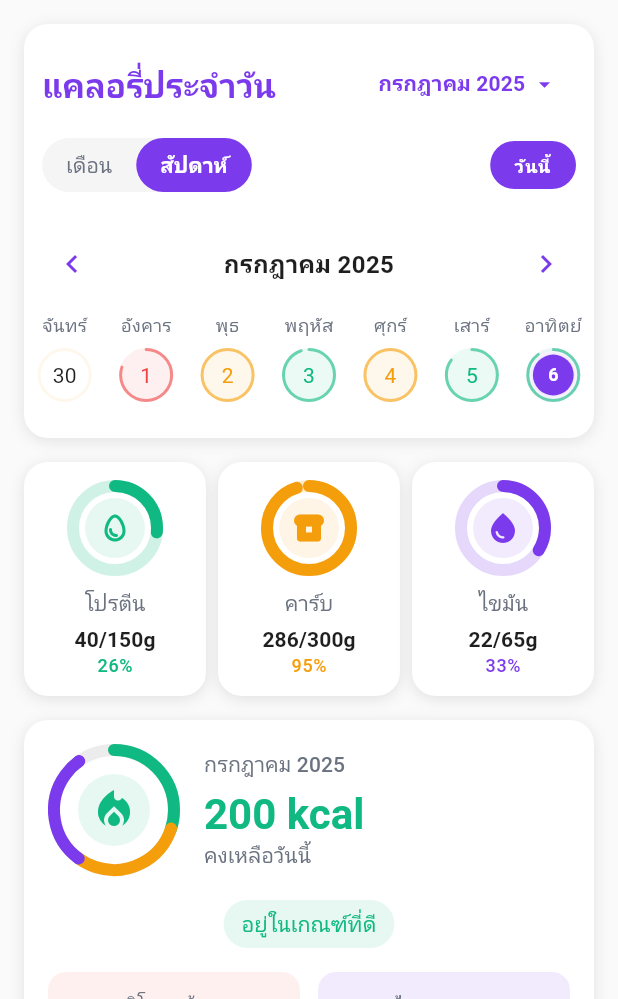
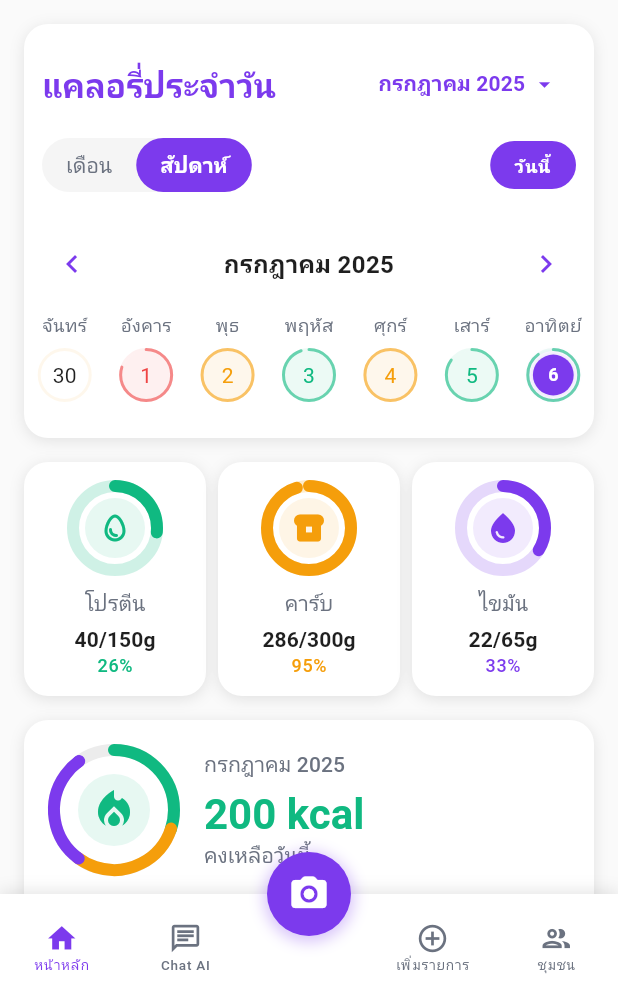
Before and after one commit to kit-chu/CaloriWise, a Flutter app: the screen it shows after launch, on a phone screen of 412 x 824 dp, the part 237-1236 px from its top. Run offline on Flutter 3.47's test engine with Material 3 defaults, Android fonts, the light colour scheme and no system bars; drawn by our look-alikes of percent_indicator, table_calendar; our stand-ins replace google_fonts; network calls fail; Roboto replaces fonts that are missing (Prompt).

Commit message:
เพิ่มตัว bottom bar

```diff
--- a/lib/app.dart
+++ b/lib/app.dart
@@ -2,6 +2,7 @@ import 'package:flutter/material.dart';
 import 'theme/app_theme.dart';
 import 'screens/home_screen.dart';
 import 'widgets/app_top_bar.dart';
+import 'widgets/custom_bottom_nav.dart';
 
 class CaloriWiseApp extends StatelessWidget {
   const CaloriWiseApp({super.key});
@@ -15,14 +16,61 @@ class CaloriWiseApp extends StatelessWidget {
           elevation: 0,
         ),
       ),
-      builder: (context, child) {
-        return Scaffold(
-          appBar: const AppTopBar(title: 'Calories Wise',streakDays:2),
-          body: child,
-        );
-      },
-      home: const HomeScreen(),
+      home: const MainScreen(),
       debugShowCheckedModeBanner: false,
     );
   }
 }
+
+class MainScreen extends StatefulWidget {
+  const MainScreen({super.key});
+
+  @override
+  State<MainScreen> createState() => _MainScreenState();
+}
+
+class _MainScreenState extends State<MainScreen> {
+  int _currentIndex = 0;
+
+  // สร้าง list ของหน้าต่างๆ
+  final List<Widget> _screens = [
+    const HomeScreen(),
+    const Center(child: Text('Chat AI')), // TODO: สร้างหน้า Chat AI
+    const Center(child: Text('Camera')), // TODO: สร้างหน้ากล้อง
+    const Center(child: Text('Add')), // TODO: สร้างหน้าเพิ่มรายการ
+    const Center(child: Text('History')), // TODO: สร้างหน้าประวัติ
+  ];
+
+  // สร้าง list ของชื่อหน้าต่างๆ
+  final List<String> _titles = [
+    'Calories Wise',
+    'Chat AI',
+    'ถ่ายรูปอาหาร',
+    'เพิ่มรายการ',
+    'ชุมชนแคลอรี่',
+  ];
+
+  void _onItemTapped(int index) {
+    setState(() {
+      _currentIndex = index;
+    });
+  }
+
+  @override
+  Widget build(BuildContext context) {
+    return Scaffold(
+      appBar: AppTopBar(
+        title: _titles[_currentIndex],
+        streakDays: 2,
+      ),
+      body: IndexedStack(
+        index: _currentIndex,
+        children: _screens,
+      ),
+      bottomNavigationBar: CustomBottomNav(
+        currentIndex: _currentIndex,
+        onTap: _onItemTapped,
+      ),
+    );
+  }
+}
--- /dev/null
+++ b/lib/widgets/custom_bottom_nav.dart
@@ -0,0 +1,120 @@
+import 'package:flutter/material.dart';
+import '../theme/app_theme.dart';
+import '../theme/text_style.dart';
+
+class CustomBottomNav extends StatelessWidget {
+  final int currentIndex;
+  final Function(int) onTap;
+
+  const CustomBottomNav({
+    super.key,
+    required this.currentIndex,
+    required this.onTap,
+  });
+
+  @override
+  Widget build(BuildContext context) {
+    final bottomPadding = MediaQuery.of(context).padding.bottom;
+    const navBarHeight = 70.0; // Increased height to accommodate content
+    const fabSize = 56.0;
+    const fabTopOffset = fabSize / 2;
+
+    return Stack(
+      clipBehavior: Clip.none,
+      children: [
+        // Bottom Navigation Bar with Container for proper height
+        Container(
+          height: navBarHeight + bottomPadding,
+          decoration: BoxDecoration(
+            color: Colors.white,
+            boxShadow: [
+              BoxShadow(
+                color: Colors.black.withOpacity(0.1),
+                blurRadius: 8,
+                offset: const Offset(0, -2),
+              ),
+            ],
+          ),
+          child: Padding(
+            padding: EdgeInsets.only(bottom: bottomPadding),
+            child: BottomNavigationBar(
+              currentIndex: currentIndex,
+              onTap: onTap,
+              type: BottomNavigationBarType.fixed,
+              backgroundColor: Colors.transparent,
+              elevation: 0,
+              selectedItemColor: AppTheme.primaryPurple,
+              unselectedItemColor: AppTheme.textSecondary,
+              showUnselectedLabels: true,
+              selectedLabelStyle: AppTextStyle.labelSmall(context).copyWith(
+                fontSize: 9, // Slightly reduced font size
+                height: 1.0, // Reduced line height
+                fontWeight: FontWeight.w500,
+              ),
+              unselectedLabelStyle: AppTextStyle.labelSmall(context).copyWith(
+                fontSize: 9, // Slightly reduced font size
+                height: 1.0, // Reduced line height
+              ),
+              items: [
+                _buildNavItem(Icons.home_outlined, Icons.home, 'หน้าหลัก'),
+                _buildNavItem(Icons.chat_outlined, Icons.chat, 'Chat AI'),
+                // ช่องว่างสำหรับปุ่มกล้อง
+                const BottomNavigationBarItem(
+                  icon: SizedBox(width: fabSize, height: 24), // Reduced height
+                  label: '',
+                ),
+                _buildNavItem(Icons.add_circle_outline, Icons.add_circle, 'เพิ่มรายการ'),
+                _buildNavItem(Icons.group_outlined, Icons.group, 'ชุมชน'),
+              ],
+            ),
+          ),
+        ),
+        // Camera FAB
+        Positioned(
+          left: 0,
+          right: 0,
+          top: -fabTopOffset,
+          child: GestureDetector(
+            onTap: () => onTap(2),
+            child: Container(
+              width: fabSize,
+              height: fabSize,
+              margin: const EdgeInsets.only(bottom: 8),
+              decoration: BoxDecoration(
+                color: AppTheme.primaryPurple,
+                shape: BoxShape.circle,
+                boxShadow: [
+                  BoxShadow(
+                    color: AppTheme.primaryPurple.withOpacity(0.3),
+                    blurRadius: 8,
+                    spreadRadius: 2,
+                    offset: const Offset(0, 2),
+                  ),
+                ],
+              ),
+              child: const Icon(
+                Icons.camera_alt_rounded,
+                color: Colors.white,
+                size: 28,
+              ),
+            ),
+          ),
+        ),
+      ],
+    );
+  }
+
+  BottomNavigationBarItem _buildNavItem(IconData icon, IconData activeIcon, String label) {
+    return BottomNavigationBarItem(
+      icon: Padding(
+        padding: const EdgeInsets.only(bottom: 2), // Reduced padding
+        child: Icon(icon, size: 22), // Slightly smaller icon
+      ),
+      activeIcon: Padding(
+        padding: const EdgeInsets.only(bottom: 2), // Reduced padding
+        child: Icon(activeIcon, size: 22), // Slightly smaller icon
+      ),
+      label: label,
+    );
+  }
+}
```
